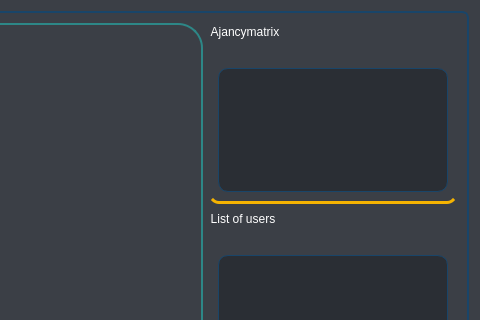
Before: the Qt Designer form Pulp-Fiction-LoginAndRegister/graphdialog.ui in AP-projects-4001/Pulp-Fiction, drawn with Qt 5; both pictures show x 170 to 650 and y 0 to 320 of the 650 by 450 pixel window.
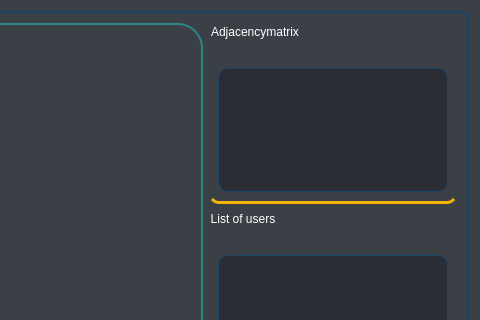
After: the same form once the commit is applied. Icons and pictures are not drawn.

```diff
--- a/Pulp-Fiction-LoginAndRegister/graphdialog.ui
+++ b/Pulp-Fiction-LoginAndRegister/graphdialog.ui
@@ -168,7 +168,7 @@
 </string>
            </property>
            <property name="title">
-            <string>Ajancymatrix</string>
+            <string>Adjacencymatrix</string>
            </property>
            <layout class="QGridLayout" name="gridLayout">
             <item row="0" column="0" rowspan="2">
```
